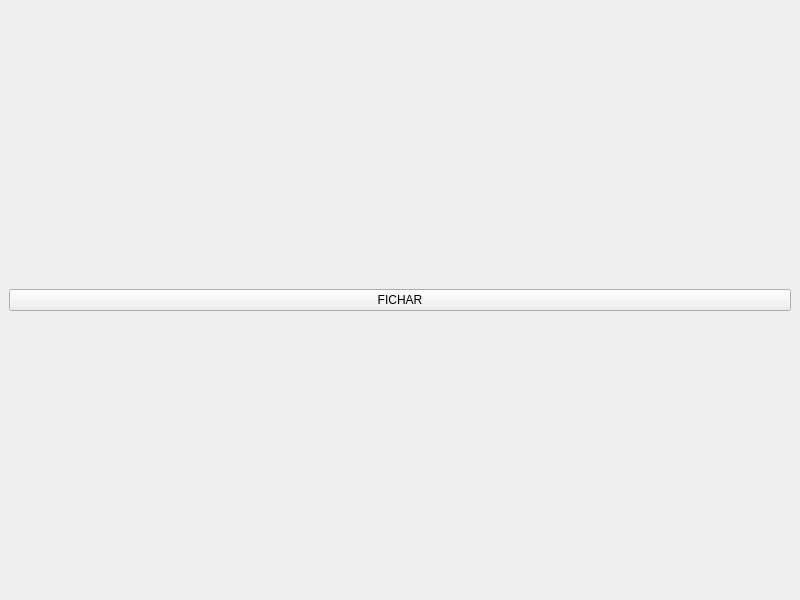
Qt form src/view/ui/becario_view.ui (DavidTabuyo/SIFABUL) before a commit.
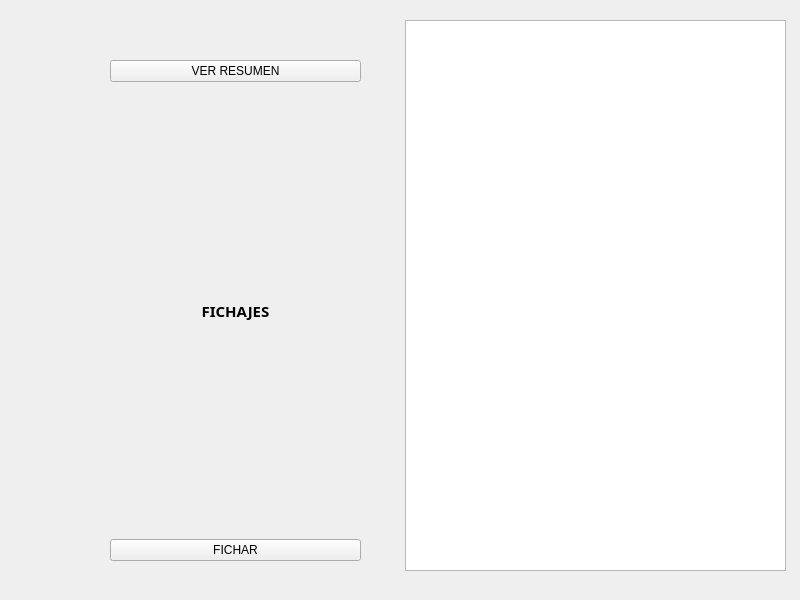
The same form after that commit.

Commit message: interfaz becario

```diff
--- a/src/view/ui/becario_view.ui
+++ b/src/view/ui/becario_view.ui
@@ -14,7 +14,58 @@
    <string>MainWindow</string>
   </property>
   <widget class="QWidget" name="centralwidget">
+   <widget class="QListView" name="vistaNotificacion">
+    <property name="geometry">
+     <rect>
+      <x>405</x>
+      <y>20</y>
+      <width>381</width>
+      <height>551</height>
+     </rect>
+    </property>
+   </widget>
+   <widget class="QWidget" name="">
+    <property name="geometry">
+     <rect>
+      <x>110</x>
+      <y>60</y>
+      <width>251</width>
+      <height>501</height>
+     </rect>
+    </property>
    <layout class="QVBoxLayout" name="verticalLayout">
+     <item>
+      <layout class="QVBoxLayout" name="layoutFichajes">
+       <item>
+        <widget class="QPushButton" name="btnResumen">
+         <property name="text">
+          <string>VER RESUMEN</string>
+         </property>
+        </widget>
+       </item>
+       <item>
+        <widget class="QLabel" name="label1">
+         <property name="font">
+          <font>
+           <family>Magneto</family>
+           <pointsize>11</pointsize>
+           <weight>75</weight>
+           <bold>true</bold>
+          </font>
+         </property>
+         <property name="text">
+          <string>FICHAJES</string>
+         </property>
+         <property name="textFormat">
+          <enum>Qt::PlainText</enum>
+         </property>
+         <property name="alignment">
+          <set>Qt::AlignCenter</set>
+         </property>
+        </widget>
+       </item>
+      </layout>
+     </item>
     <item>
      <widget class="QPushButton" name="BtnFichar">
       <property name="text">
@@ -23,6 +74,7 @@
      </widget>
     </item>
    </layout>
+   </widget>
   </widget>
  </widget>
  <resources/>
```
Lines whose indentation alone changed are shown as unchanged. The commit also changes 4 other files.
